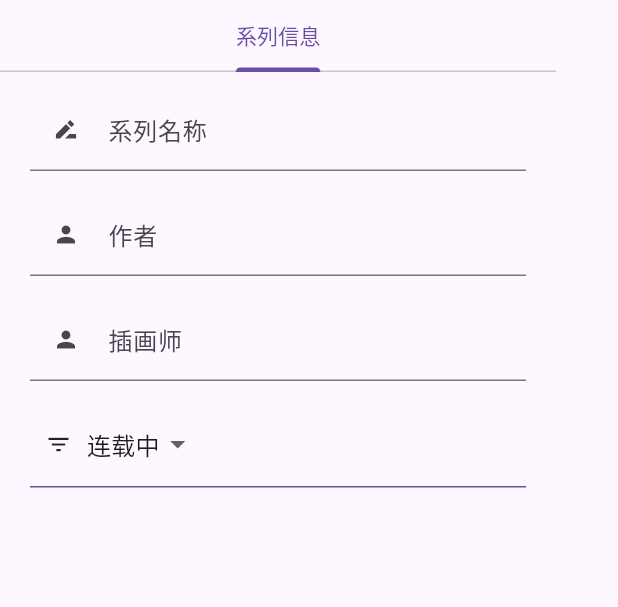
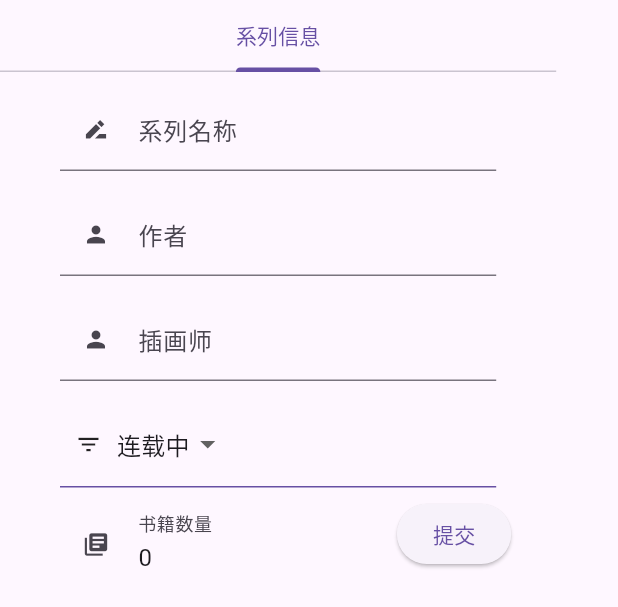
Before and after one commit to qqaazz2/resourceManager-flutter, a Flutter app: the BooksDetails widget shown alone on an empty page, opened directly, on a phone screen of 412 x 824 dp. Shown: the top 607 px of the screen. Run offline on Flutter 3.47's test engine with Material 3 defaults, Android fonts, the phone set to English and light mode, and no system bars; our stand-ins replace dio, flutter_easyloading, go_router, shared_preferences; missing offline and left inert: dart:js; accounts and stored records are empty; network calls fail.

Commit message:
继续完善图书页面

```diff
--- a/lib/main.dart
+++ b/lib/main.dart
@@ -19,7 +19,7 @@ class MyApp extends StatefulWidget {
 
   static double width = 600;
   static String current = "/";
-  final _rootNavigatorKey = GlobalKey<NavigatorState>();
+  static final rootNavigatorKey = GlobalKey<NavigatorState>();
   final _sectionNavigatorKey = GlobalKey<NavigatorState>();
   static final GlobalKey<ScaffoldState> scaffoldKey =
       GlobalKey<ScaffoldState>();
@@ -35,7 +35,7 @@ class _MyAppState extends State<MyApp> {
   void initState() {
     super.initState();
     router = GoRouter(
-      navigatorKey: widget._rootNavigatorKey,
+      navigatorKey: MyApp.rootNavigatorKey,
       initialLocation: '/',
       routes: [
         GoRoute(
--- a/lib/routes/books/BooksDetails.dart
+++ b/lib/routes/books/BooksDetails.dart
@@ -27,7 +27,7 @@ class BooksDetailsState extends State<BooksDetails> {
 
     return SizedBox(
       width: screenWidth > 600 ? screenWidth * 0.6 : screenWidth * 0.9,
-      height: screenHeight > 600 ? screenHeight * 0.6 : screenHeight * 0.9,
+      height: 400,
       child: DefaultTabController(
           length: tabs.length,
           child: Column(
--- a/lib/routes/books/BooksForm.dart
+++ b/lib/routes/books/BooksForm.dart
@@ -1,4 +1,10 @@
+import 'dart:convert';
+
 import 'package:flutter/material.dart';
+import 'package:resourcemanager/common/HttpApi.dart';
+import 'package:resourcemanager/main.dart';
+
+import '../../models/BaseResult.dart';
 
 class BooksForm extends StatefulWidget {
   const BooksForm({super.key, required this.booksID});
@@ -16,15 +22,26 @@ class BooksFormState extends State<BooksForm> {
     late String _author;
     late String _illustrator;
     int _status = 1;
-    return Form(
-        child: SingleChildScrollView(
+    return SizedBox(
+      width: double.infinity,
+      height: double.infinity,
+      child: Form(
+          child: Stack(
+        children: [
+          SingleChildScrollView(child: LayoutBuilder(
+            builder: (context, constraints) {
+              double width = constraints.maxWidth > MyApp.width
+                  ? constraints.maxWidth / 2
+                  : constraints.maxWidth;
+              return Padding(
+                padding: EdgeInsets.only(bottom: 60),
                 child: Wrap(
                   direction: Axis.horizontal,
-      alignment: WrapAlignment.spaceAround,
                   children: [
                     Container(
                       margin: const EdgeInsets.only(bottom: 10),
-          width: 400,
+                      width: width,
+                      padding: const EdgeInsets.symmetric(horizontal: 20),
                       height: 60,
                       child: TextFormField(
                         decoration: const InputDecoration(
@@ -45,7 +62,8 @@ class BooksFormState extends State<BooksForm> {
                     ),
                     Container(
                       margin: const EdgeInsets.only(bottom: 10),
-          width: 400,
+                      width: width,
+                      padding: const EdgeInsets.symmetric(horizontal: 20),
                       height: 60,
                       child: TextFormField(
                         decoration: const InputDecoration(
@@ -66,7 +84,8 @@ class BooksFormState extends State<BooksForm> {
                     ),
                     Container(
                       margin: const EdgeInsets.only(bottom: 10),
-          width: 400,
+                      width: width,
+                      padding: const EdgeInsets.symmetric(horizontal: 20),
                       height: 60,
                       child: TextFormField(
                         decoration: const InputDecoration(
@@ -87,12 +106,13 @@ class BooksFormState extends State<BooksForm> {
                     ),
                     StatefulBuilder(builder: (context, _setState) {
                       return Container(
-              margin: const EdgeInsets.only(bottom: 10),
-              width: 400,
+                          margin: const EdgeInsets.only(bottom: 10, left: 20),
+                          width: width - 40,
                           height: 57,
                           decoration: BoxDecoration(
-                border: Border(bottom: BorderSide(color: Theme.of(context).primaryColor))
-              ),
+                              border: Border(
+                                  bottom: BorderSide(
+                                      color: Theme.of(context).primaryColor))),
                           child: Row(
                             children: [
                               const Padding(
@@ -125,8 +145,61 @@ class BooksFormState extends State<BooksForm> {
                               )
                             ],
                           ));
-        })
+                    }),
+                    Container(
+                      margin: const EdgeInsets.only(bottom: 10),
+                      width: width,
+                      padding: const EdgeInsets.symmetric(horizontal: 20),
+                      height: 60,
+                      child: TextFormField(
+                        initialValue: "0",
+                        readOnly: true,
+                        decoration: const InputDecoration(
+                            labelText: "书籍数量",
+                            hintText: "请输入书籍数量",
+                            prefixIcon: Icon(
+                              Icons.library_books,
+                              size: 18,
+                            )),
+                        validator: (value) {
+                          if (value!.trim().isEmpty) return "请输入书籍数量";
+                          return null;
+                        },
+                      ),
+                    ),
                   ],
-    )));
+                ),
+              );
+            },
+          )),
+          Positioned(
+            bottom: 10,
+            right: 10,
+            child: Builder(
+              builder: (context) {
+                return ElevatedButton(
+                    onPressed: () async {
+                      Form.of(context).save();
+                      bool status = Form.of(context).validate();
+                      if (status) {
+                        BaseResult baseResult = await HttpApi.request(
+                            "/books/addBooks", (json) => {},
+                            method: "post",
+                            params: {
+                              "name": _name,
+                              "author": _author,
+                              "illustrator": _illustrator,
+                              "status": _status
+                            });
+                        if (baseResult.code == "2000") Navigator.of(context).pop();
+                      }
+                    },
+                    child: const Text("提交"));
+              },
+            ),
+          )
+        ],
+      )),
+    );
   }
 }
```
Also changed, not shown: lib/widgets/KeepActivePage.dart (line endings or trailing spaces). Lines whose indentation alone changed are shown as unchanged.
